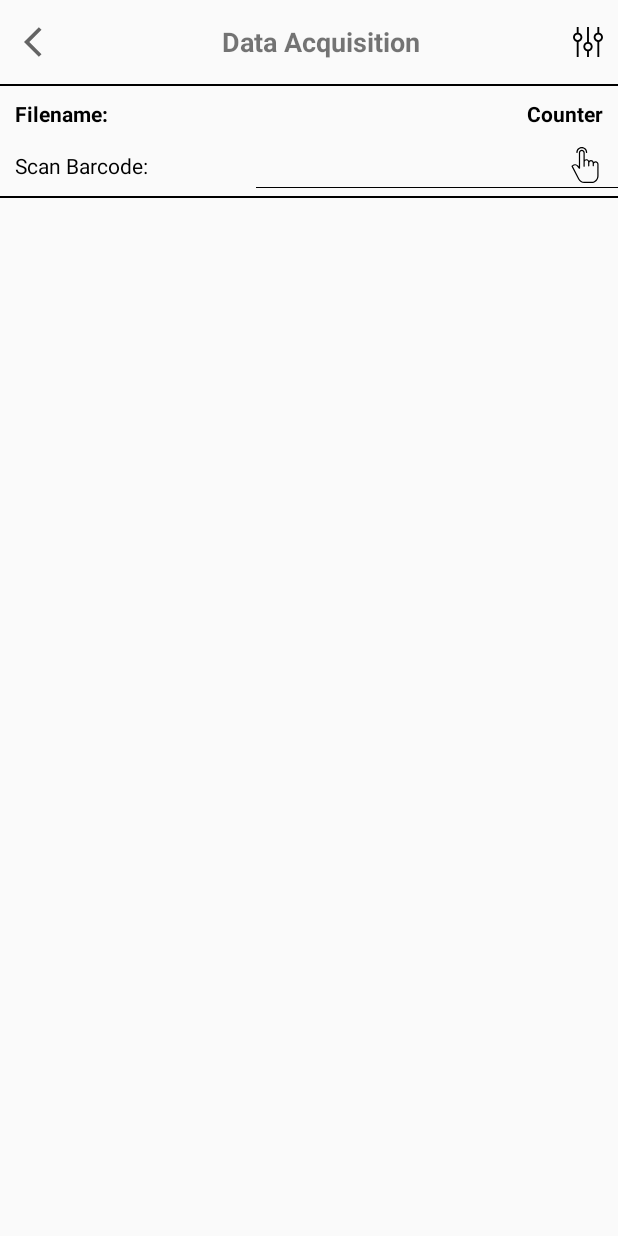
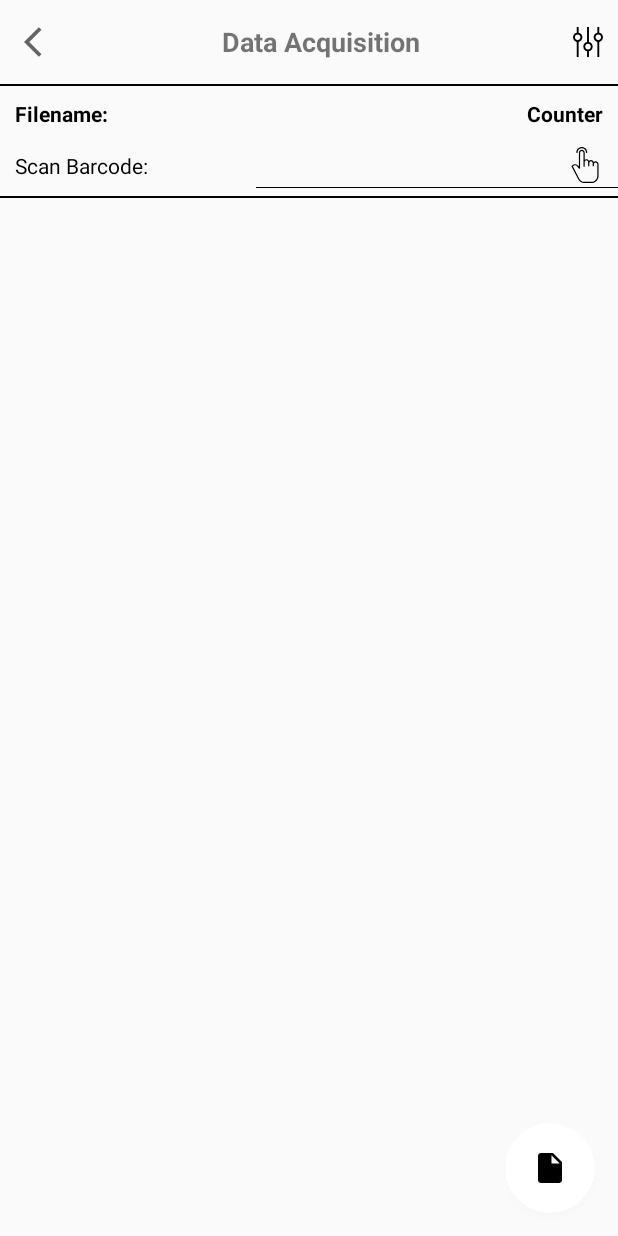
Before and after one commit to Sayed-Siam123/ToolBox2, an Android app: the AddDataAcquisitionActivity screen opened directly, with no data from a screen before it, on a phone screen of 412 x 824 dp. Run offline under Robolectric (Android 15) with nearby library versions, the phone set to English and light mode, and no system bars; our stand-ins replace data binding.

Commit message:
delete pattern changed and show list based on state

```diff
--- a/app/src/main/java/com/rapples/arafat/toolbox2/view/activity/AddDataAcquisitionActivity.java
+++ b/app/src/main/java/com/rapples/arafat/toolbox2/view/activity/AddDataAcquisitionActivity.java
@@ -47,6 +47,8 @@ public class AddDataAcquisitionActivity extends AppCompatActivity {
     private CustomDataAcquisitionAdapter adapter;
     private List<Product> productList;
     private String fileName;
+    private boolean isShowList = false;
+    private boolean isFirst = true;
 
 
     private BroadcastReceiver barcodeDataReceiver = new BroadcastReceiver() {
@@ -263,4 +265,10 @@ public class AddDataAcquisitionActivity extends AppCompatActivity {
     }
 
 
+    public void showList(View view) {
+        binding.dataAcquisitionRecyclerView.setVisibility(View.VISIBLE);
+        binding.listCardView.setVisibility(View.GONE);
+        binding.showListItemLL.setVisibility(View.VISIBLE);
+
+    }
 }
--- a/app/src/main/java/com/rapples/arafat/toolbox2/view/activity/AddMasterDataActivity.java
+++ b/app/src/main/java/com/rapples/arafat/toolbox2/view/activity/AddMasterDataActivity.java
@@ -1,4 +1,4 @@
-package com.rapples.arafat.toolbox2.view.activity;
+ package com.rapples.arafat.toolbox2.view.activity;
 
 import androidx.annotation.Nullable;
 import androidx.appcompat.app.AppCompatActivity;
--- /dev/null
+++ b/app/src/main/res/drawable/ic_baseline_insert_drive_file_24.xml
@@ -0,0 +1,10 @@
+<vector xmlns:android="http://schemas.android.com/apk/res/android"
+    android:width="24dp"
+    android:height="24dp"
+    android:viewportWidth="24"
+    android:viewportHeight="24"
+    android:tint="@color/black">
+  <path
+      android:fillColor="@android:color/white"
+      android:pathData="M6,2c-1.1,0 -1.99,0.9 -1.99,2L4,20c0,1.1 0.89,2 1.99,2L18,22c1.1,0 2,-0.9 2,-2L20,8l-6,-6L6,2zM13,9L13,3.5L18.5,9L13,9z"/>
+</vector>
--- a/app/src/main/res/layout/activity_add_data_acquisition.xml
+++ b/app/src/main/res/layout/activity_add_data_acquisition.xml
@@ -243,6 +243,15 @@
                 android:layout_marginTop="5dp"
                 android:background="@color/black" />
 
+            </LinearLayout>
+
+            <LinearLayout
+                android:visibility="gone"
+                android:id="@+id/showListItemLL"
+                android:layout_width="match_parent"
+                android:layout_height="wrap_content"
+                android:orientation="vertical">
+
                 <TextView
                     android:layout_width="wrap_content"
                     android:layout_height="wrap_content"
@@ -256,16 +265,34 @@
                     android:layout_height="1dp"
                     android:layout_marginTop="5dp"
                     android:background="@color/black" />
-
             </LinearLayout>
 
-
             <androidx.recyclerview.widget.RecyclerView
+                android:visibility="gone"
                 android:id="@+id/dataAcquisitionRecyclerView"
                 android:layout_width="match_parent"
                 android:layout_height="wrap_content" />
 
         </LinearLayout>
 
+        <androidx.cardview.widget.CardView
+            android:id="@+id/listCardView"
+            android:layout_width="60dp"
+            android:layout_alignParentBottom="true"
+            android:layout_alignParentRight="true"
+            android:layout_height="60dp"
+            android:layout_margin="15dp"
+            android:onClick="showList"
+            app:cardBackgroundColor="@color/white"
+            app:cardCornerRadius="100dp">
+
+            <ImageView
+                android:layout_width="wrap_content"
+                android:layout_height="wrap_content"
+                android:src="@drawable/ic_baseline_insert_drive_file_24"
+                android:layout_gravity="center"/>
+
+        </androidx.cardview.widget.CardView>
+
     </RelativeLayout>
 </layout>
```
Also changed, not shown: app/src/main/java/com/rapples/arafat/toolbox2/view/activity/DataAcquisitionActivity.java (+3 -10 lines), app/src/main/java/com/rapples/arafat/toolbox2/view/activity/DataAcquisitionDetailsActivity.java (+3 -8 lines). Lines whose indentation alone changed are shown as unchanged.
